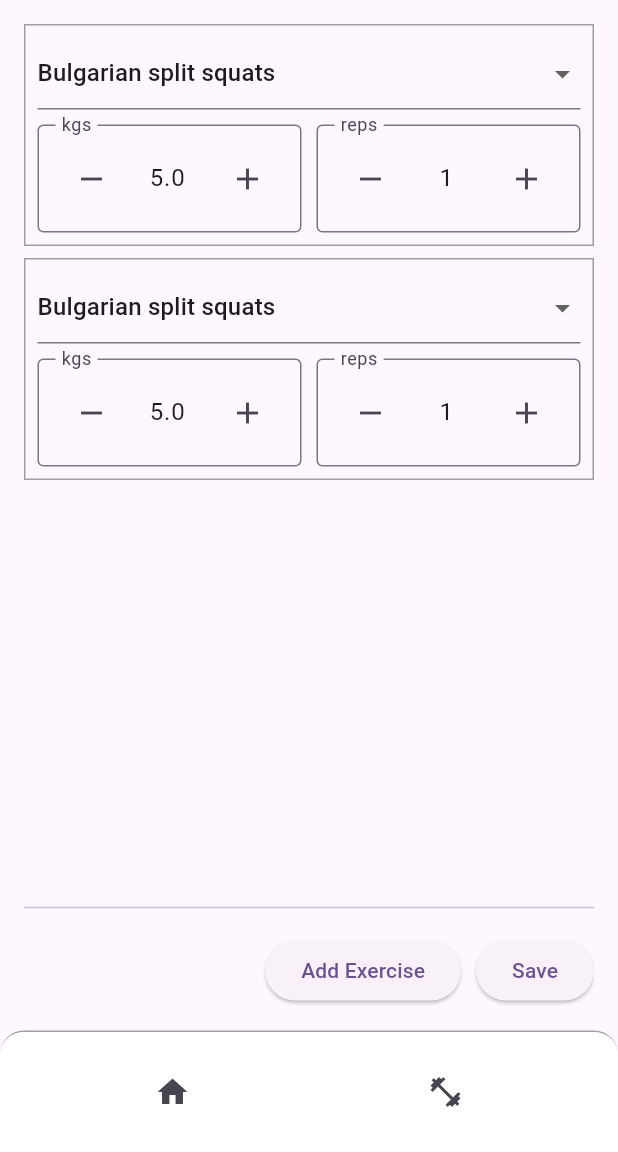
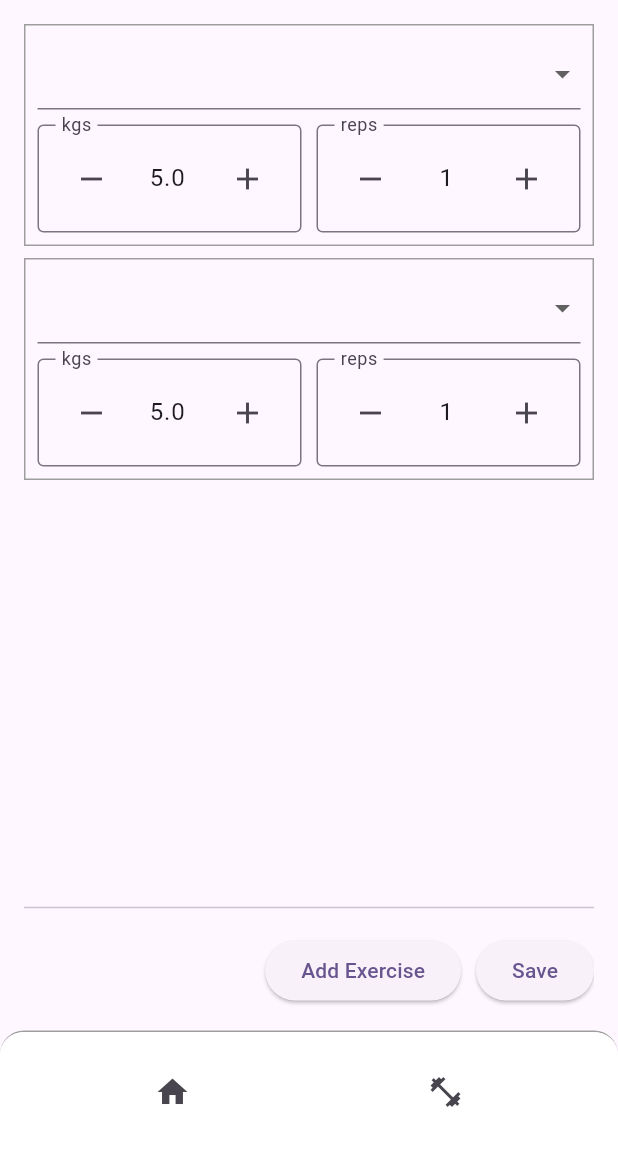
Before and after one commit to Fabs97/fitsanny, a Flutter app: the screen it shows after launch, after a tap on the "fitness center" icon, after a tap on "Add Training", after a tap on "Add Exercise", on a phone screen of 412 x 824 dp, the part 84-1236 px from its top. Run offline on Flutter 3.47's test engine with Material 3 defaults, Android fonts, the phone set to English and light mode, and no system bars; drawn by our look-alikes of flutter_form_builder; our stand-ins replace equatable, flutter_bloc, go_router, sqflite; accounts and stored records are empty.

Commit message:
added initial exercise dropdown version

```diff
--- /dev/null
+++ b/lib/components/exercise_dropdown.dart
@@ -0,0 +1,45 @@
+import 'package:fitsanny/model/exercise.dart';
+import 'package:flutter/material.dart';
+import 'package:flutter_form_builder/flutter_form_builder.dart';
+
+class ExerciseDropdown extends StatefulWidget {
+  const ExerciseDropdown({super.key, required this.name, required this.items});
+
+  final String name;
+  final List<Exercise> items;
+
+  @override
+  State<ExerciseDropdown> createState() => _ExerciseDropdownState();
+}
+
+class _ExerciseDropdownState extends State<ExerciseDropdown> {
+  String? selectedValue;
+
+  final FocusNode dropDownFocus = FocusNode();
+
+  @override
+  Widget build(BuildContext context) {
+    return FormBuilderDropdown<String>(
+      name: widget.name,
+      items: List.generate(
+        widget.items.length + 1,
+        (idx) => idx < widget.items.length
+            ? DropdownMenuItem<String>(
+                value: widget.items[idx].id.toString(),
+                child: Text(widget.items[idx].exerciseNameId.toString()),
+              )
+            : DropdownMenuItem<String>(
+                value: 'create',
+                child: TextButton(child: Text('Create'), onPressed: () {}),
+              ),
+      ),
+      focusNode: dropDownFocus,
+      isExpanded: true,
+      onChanged: (String? value) {
+        setState(() {
+          selectedValue = value;
+        });
+      },
+    );
+  }
+}
--- a/lib/pages/training/exercise_row.dart
+++ b/lib/pages/training/exercise_row.dart
@@ -1,7 +1,8 @@
+import 'package:fitsanny/components/exercise_dropdown.dart';
 import 'package:fitsanny/components/form_stepper.dart';
+import 'package:fitsanny/model/exercise.dart';
 import 'package:fitsanny/utils/uuid_utils.dart';
 import 'package:flutter/material.dart';
-import 'package:flutter_form_builder/flutter_form_builder.dart';
 
 class ExerciseRow extends StatelessWidget {
   @override
@@ -19,17 +20,17 @@ class ExerciseRow extends StatelessWidget {
           spacing: 10.0,
           mainAxisSize: MainAxisSize.max,
           children: [
-            FormBuilderDropdown(
+            ExerciseDropdown(
               name: 'exercise_$key',
-              initialValue: 'Bulgarian split squats',
-              items: ['Bulgarian split squats', 'Squats']
-                  .map(
-                    (exercise) => DropdownMenuItem(
-                      value: exercise,
-                      child: Text(exercise),
-                    ),
-                  )
-                  .toList(),
+              items: List.generate(
+                5,
+                (exercise) => Exercise(
+                  id: exercise,
+                  exerciseNameId: exercise,
+                  reps: 0,
+                  kgs: 0,
+                ),
+              ),
             ),
             Row(
               spacing: 10.0,
--- a/lib/pages/training/training_home.dart
+++ b/lib/pages/training/training_home.dart
@@ -1,5 +1,4 @@
 import 'package:fitsanny/bloc/training/training_bloc.dart';
-import 'package:fitsanny/pages/training/training_form.dart';
 import 'package:fitsanny/pages/training/trainings_view.dart';
 import 'package:flutter/material.dart';
 import 'package:flutter_bloc/flutter_bloc.dart';
```
